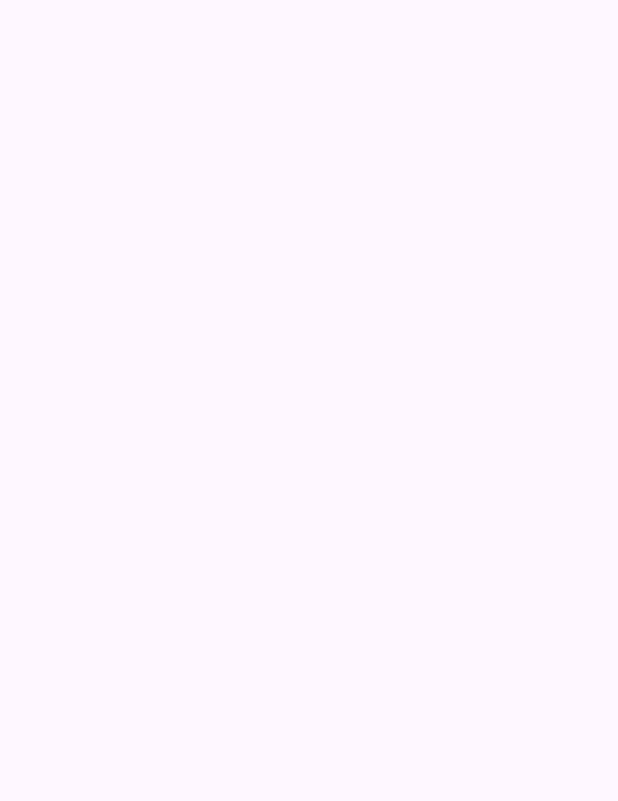
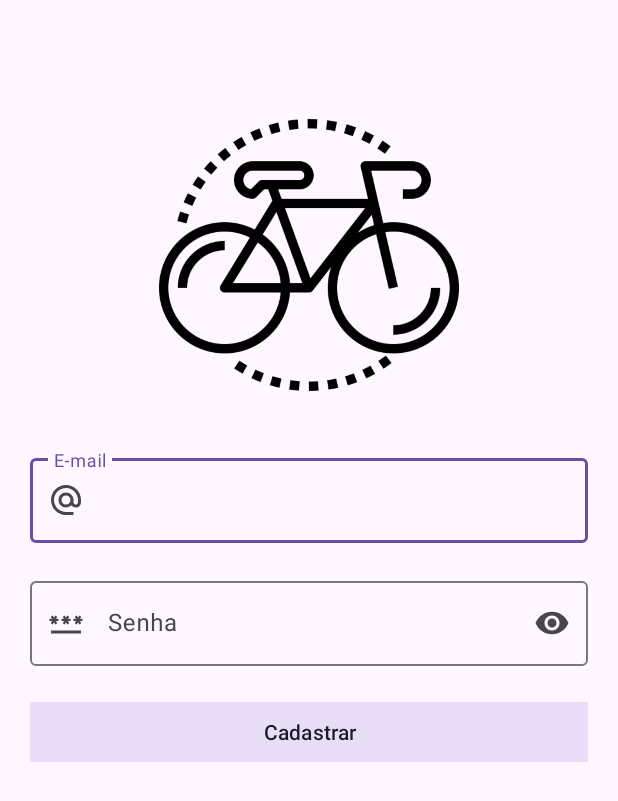
Before and after one commit to MarkRamos98/GiraGiraJequiti, an Android app: the CadastrarActivity screen opened directly, with no data from a screen before it, on a phone screen of 412 x 824 dp. Before the commit the part shown is empty. Shown: the top 801 px of the screen. Run offline under Robolectric (Android 15) with nearby library versions, the light colour scheme and no system bars.

Commit message:
Atualização

```diff
--- a/app/src/main/res/layout/cadastrar_layout.xml
+++ b/app/src/main/res/layout/cadastrar_layout.xml
@@ -1,10 +1,70 @@
 <?xml version="1.0" encoding="utf-8"?>
-<androidx.constraintlayout.widget.ConstraintLayout xmlns:android="http://schemas.android.com/apk/res/android"
+<LinearLayout xmlns:android="http://schemas.android.com/apk/res/android"
     xmlns:app="http://schemas.android.com/apk/res-auto"
     xmlns:tools="http://schemas.android.com/tools"
     android:id="@+id/main"
     android:layout_width="match_parent"
     android:layout_height="match_parent"
-    tools:context=".CadastrarActivity">
+    android:layout_margin="20dp"
+    android:orientation="vertical"
+    tools:context=".MainActivity">
 
-</androidx.constraintlayout.widget.ConstraintLayout>
+    <ImageView
+        android:layout_width="200dp"
+        android:layout_height="200dp"
+        android:layout_gravity="center_horizontal"
+        android:layout_marginTop="50dp"
+        android:layout_marginBottom="20dp"
+        android:scaleType="centerCrop"
+        android:src="@drawable/logo" />
+
+    <com.google.android.material.textfield.TextInputLayout
+        android:layout_width="match_parent"
+        android:layout_height="wrap_content"
+        android:layout_marginTop="10sp"
+        android:layout_marginBottom="10sp"
+        android:hint="@string/e_mail"
+        app:startIconDrawable="@drawable/baseline_alternate_email"
+        app:endIconMode="clear_text"
+        app:startIconContentDescription="Email de login">
+
+        <com.google.android.material.textfield.TextInputEditText
+            android:id="@+id/TextEmail"
+            android:layout_width="match_parent"
+            android:layout_height="wrap_content"
+            android:inputType="textEmailAddress"
+            android:maxLength="50" />
+
+    </com.google.android.material.textfield.TextInputLayout>
+
+    <com.google.android.material.textfield.TextInputLayout
+        android:layout_width="match_parent"
+        android:layout_height="wrap_content"
+        android:layout_marginTop="10sp"
+        android:layout_marginBottom="10sp"
+        android:hint="@string/senha"
+        app:startIconDrawable="@drawable/baseline_password"
+        app:endIconMode="password_toggle"
+        app:startIconContentDescription="Senha">
+
+        <com.google.android.material.textfield.TextInputEditText
+            android:id="@+id/TextSenha"
+            android:layout_width="match_parent"
+            android:layout_height="wrap_content"
+            android:inputType="textPassword"
+            android:maxLength="50" />
+
+    </com.google.android.material.textfield.TextInputLayout>
+
+    <com.google.android.material.button.MaterialButton
+        android:id="@+id/filledTonalButton"
+        style="@style/Widget.Material3.Button.TonalButton"
+        android:layout_width="match_parent"
+        android:layout_height="wrap_content"
+        android:layout_gravity="center_horizontal"
+        android:layout_marginTop="10dp"
+        android:text="@string/cadastrar"
+        app:cornerRadius="0dp" />
+
+
+</LinearLayout>
```
Also changed, not shown: app/src/main/res/layout/recuperado_layout.xml (+64 -3 lines).
